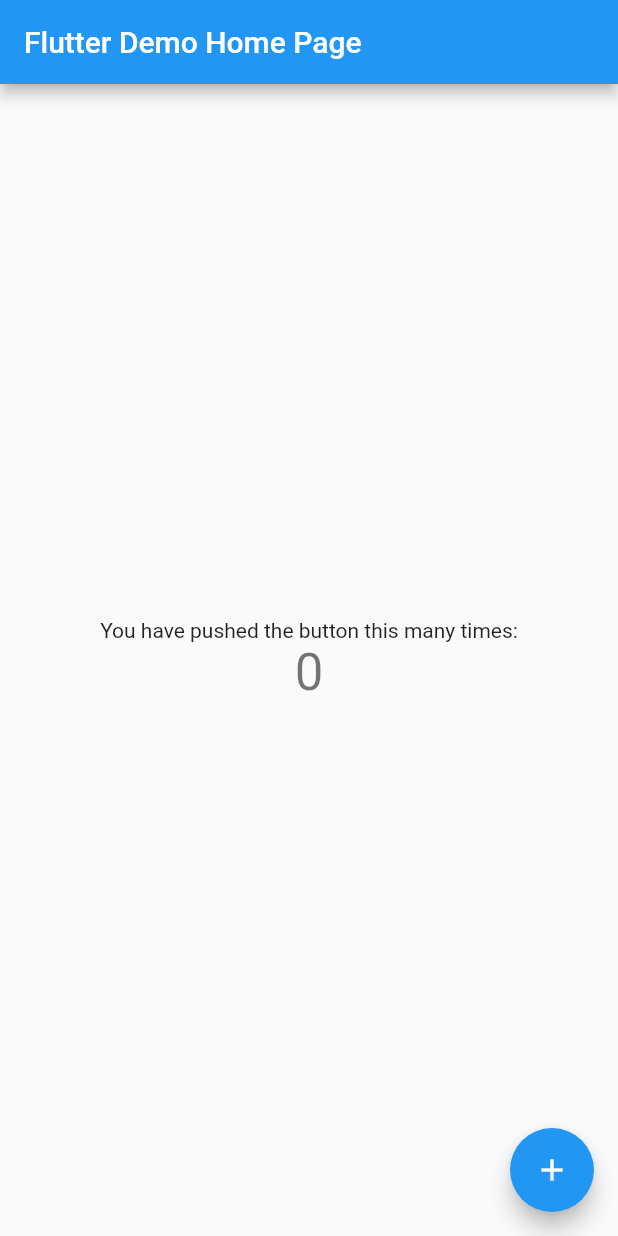
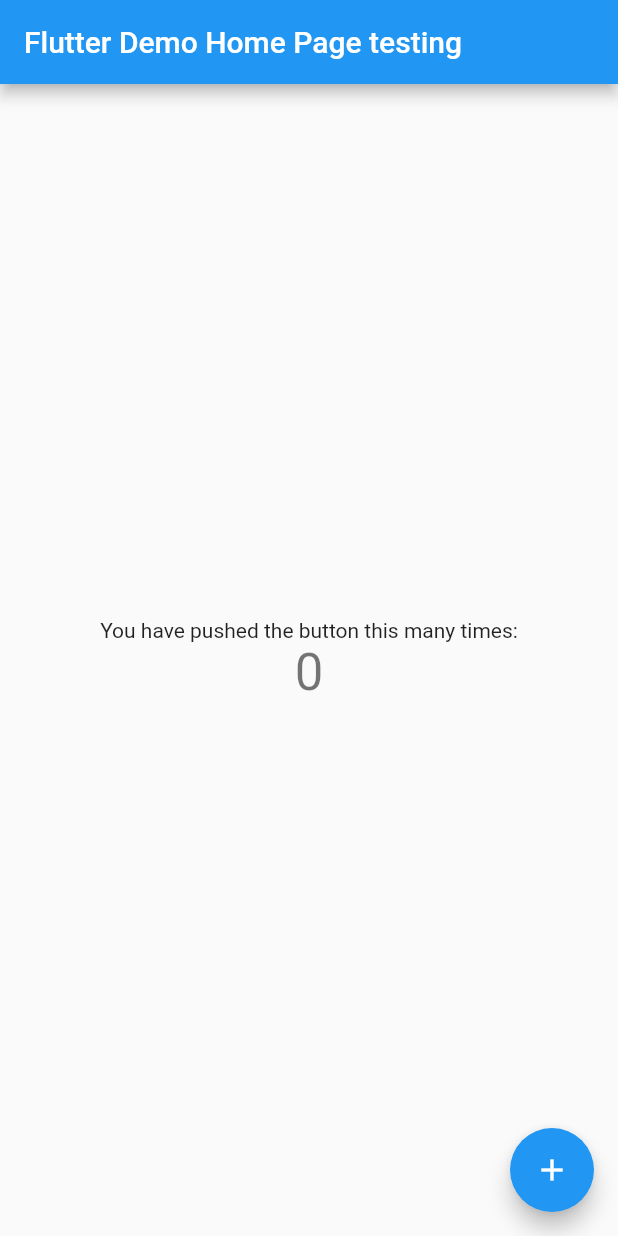
Before and after one commit to soumiguria/flutter_learning, a Flutter app: the screen it shows after launch, on a phone screen of 412 x 824 dp. Run offline on Flutter 3.47's test engine with Material 2 defaults, Android fonts, the phone set to English and light mode, and no system bars.

Commit message:
second commit

```diff
--- a/lib/main.dart
+++ b/lib/main.dart
@@ -24,7 +24,7 @@ class MyApp extends StatelessWidget {
         // is not restarted.
         primarySwatch: Colors.blue,
       ),
-      home: const MyHomePage(title: 'Flutter Demo Home Page'),
+      home: const MyHomePage(title: 'Flutter Demo Home Page testing'),
     );
   }
 }
```
